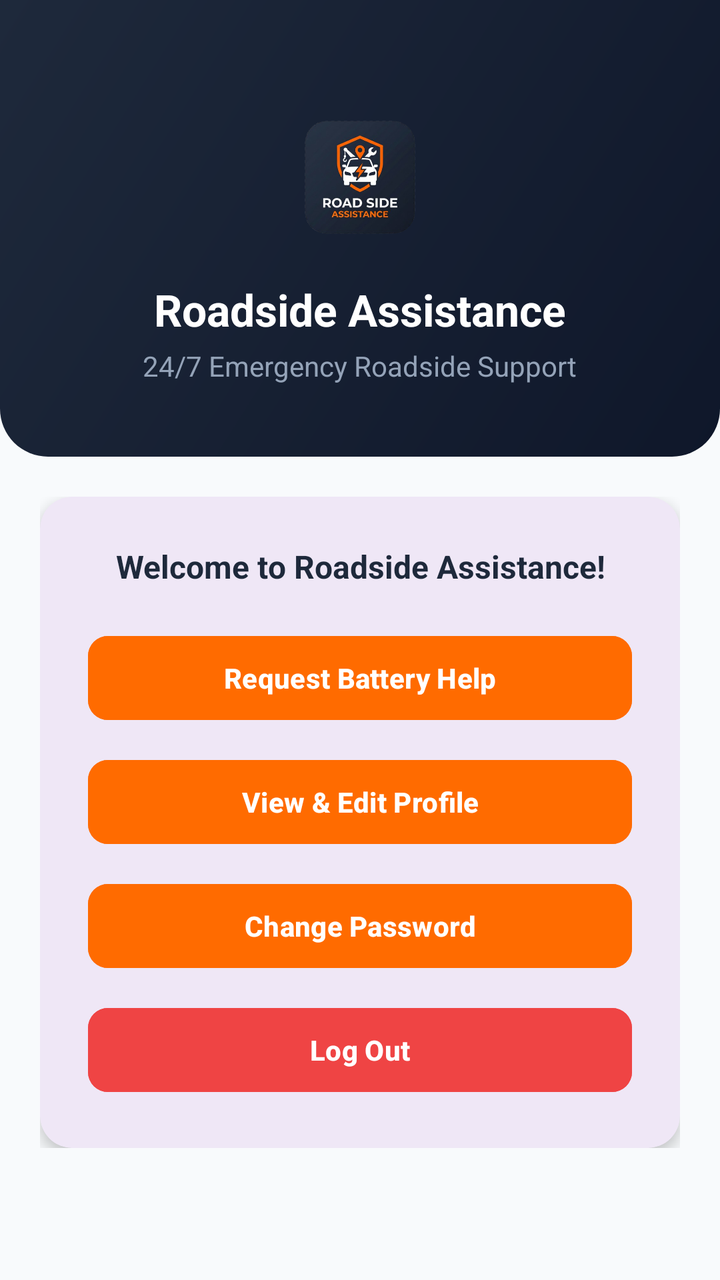
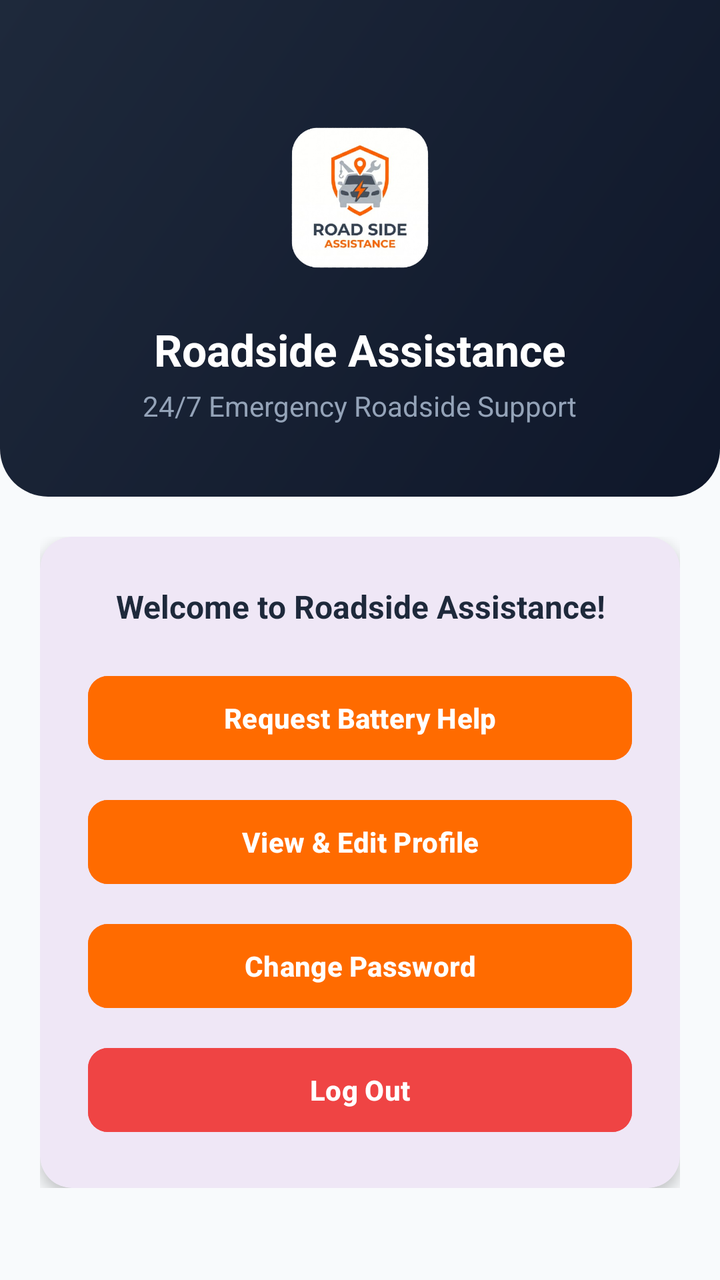

Before-and-after screenshots of an Android layout around one commit, followed by the original layout XML and the change that was made.
<!-- AndroidManifest.xml: application theme Theme.RoadSideAssistance -->
<!-- res/layout/activity_main.xml -->
<?xml version="1.0" encoding="utf-8"?>
<LinearLayout xmlns:android="http://schemas.android.com/apk/res/android"
    xmlns:app="http://schemas.android.com/apk/res-auto"
    xmlns:tools="http://schemas.android.com/tools"
    android:id="@+id/main"
    android:layout_width="match_parent"
    android:layout_height="match_parent"
    android:background="@color/bg_light"
    android:orientation="vertical"
    tools:context=".MainActivity">

    
    <LinearLayout
        android:layout_width="match_parent"
        android:layout_height="wrap_content"
        android:background="@drawable/bg_header_gradient"
        android:gravity="center"
        android:orientation="vertical"
        android:paddingStart="24dp"
        android:paddingTop="48dp"
        android:paddingEnd="24dp"
        android:paddingBottom="36dp">

        <ImageView
            android:layout_width="80dp"
            android:layout_height="80dp"
            android:adjustViewBounds="true"
            android:contentDescription="@string/app_name"
            android:scaleType="fitCenter"
            android:src="@drawable/logo" />

        <TextView
            android:id="@+id/tvWelcomeTitle"
            android:layout_width="wrap_content"
            android:layout_height="wrap_content"
            android:layout_marginTop="12dp"
            android:text="@string/app_name"
            android:textColor="@color/text_white"
            android:textSize="22sp"
            android:textStyle="bold" />

        <TextView
            android:id="@+id/tvWelcomeSubtitle"
            android:layout_width="wrap_content"
            android:layout_height="wrap_content"
            android:layout_marginTop="4dp"
            android:text="@string/app_tagline"
            android:textColor="@color/text_muted"
            android:textSize="14sp" />

    </LinearLayout>

    <LinearLayout
        android:layout_width="match_parent"
        android:layout_height="wrap_content"
        android:orientation="vertical"
        android:padding="20dp">

        <com.google.android.material.card.MaterialCardView
            android:layout_width="match_parent"
            android:layout_height="wrap_content"
            app:cardCornerRadius="16dp"
            app:cardElevation="4dp"
            app:strokeWidth="0dp">

            <LinearLayout
                android:layout_width="match_parent"
                android:layout_height="wrap_content"
                android:gravity="center"
                android:orientation="vertical"
                android:padding="24dp">

                <TextView
                    android:id="@+id/tvUserInfo"
                    android:layout_width="wrap_content"
                    android:layout_height="wrap_content"
                    android:gravity="center"
                    android:text="Welcome to Roadside Assistance!"
                    android:textColor="@color/text_primary"
                    android:textSize="16sp"
                    android:textStyle="bold" />

                <com.google.android.material.button.MaterialButton
                    android:id="@+id/btnRequestBattery"
                    android:layout_width="match_parent"
                    android:layout_height="50dp"
                    android:layout_marginTop="20dp"
                    android:backgroundTint="@color/primary_orange"
                    android:text="Request Battery Help"
                    android:textColor="@color/text_white"
                    android:textSize="14sp"
                    android:textStyle="bold"
                    app:cornerRadius="10dp" />

                <com.google.android.material.button.MaterialButton
                    android:id="@+id/btnViewProfile"
                    android:layout_width="match_parent"
                    android:layout_height="50dp"
                    android:layout_marginTop="12dp"
                    android:backgroundTint="@color/primary_orange"
                    android:text="View &amp; Edit Profile"
                    android:textColor="@color/text_white"
                    android:textSize="14sp"
                    android:textStyle="bold"
                    app:cornerRadius="10dp" />

                <com.google.android.material.button.MaterialButton
                    android:id="@+id/btnChangePassword"
                    android:layout_width="match_parent"
                    android:layout_height="50dp"
                    android:layout_marginTop="12dp"
                    android:backgroundTint="@color/primary_orange"
                    android:text="Change Password"
                    android:textColor="@color/text_white"
                    android:textSize="14sp"
                    android:textStyle="bold"
                    app:cornerRadius="10dp" />

                <com.google.android.material.button.MaterialButton
                    android:id="@+id/btnLogout"
                    android:layout_width="match_parent"
                    android:layout_height="50dp"
                    android:layout_marginTop="12dp"
                    android:backgroundTint="@color/error_red"
                    android:text="Log Out"
                    android:textColor="@color/text_white"
                    android:textSize="14sp"
                    android:textStyle="bold"
                    app:cornerRadius="10dp" />

            </LinearLayout>

        </com.google.android.material.card.MaterialCardView>

        
        <com.google.android.material.card.MaterialCardView
            android:id="@+id/cardActiveRequest"
            android:layout_width="match_parent"
            android:layout_height="wrap_content"
            android:layout_marginTop="16dp"
            app:cardCornerRadius="16dp"
            app:cardElevation="4dp"
            app:strokeColor="@color/primary_orange"
            app:strokeWidth="1dp"
            android:visibility="gone">

            <LinearLayout
                android:layout_width="match_parent"
                android:layout_height="wrap_content"
                android:orientation="vertical"
                android:padding="20dp">

                <TextView
                    android:layout_width="wrap_content"
                    android:layout_height="wrap_content"
                    android:text="Active Service Request (Pending)"
                    android:textColor="@color/primary_orange"
                    android:textSize="16sp"
                    android:textStyle="bold" />

                <TextView
                    android:id="@+id/tvRequestDetails"
                    android:layout_width="match_parent"
                    android:layout_height="wrap_content"
                    android:layout_marginTop="8dp"
                    android:textColor="@color/text_primary"
                    android:textSize="14sp" />

                <TextView
                    android:id="@+id/tvAssignedTechnician"
                    android:layout_width="match_parent"
                    android:layout_height="wrap_content"
                    android:layout_marginTop="8dp"
                    android:textColor="@color/text_primary"
                    android:textSize="14sp"
                    android:textStyle="bold" />

            </LinearLayout>

        </com.google.android.material.card.MaterialCardView>

    </LinearLayout>

</LinearLayout>
<!-- resources referenced by this layout -->
<resources>
  <color name="bg_light">#F8FAFC</color>
  <color name="error_red">#EF4444</color>
  <color name="primary_orange">#FF6B00</color>
  <color name="text_muted">#94A3B8</color>
  <color name="text_primary">#1E293B</color>
  <color name="text_white">#FFFFFF</color>
  <!-- drawable bg_header_gradient (drawable) -->
  <?xml version="1.0" encoding="utf-8"?>
  <shape xmlns:android="http://schemas.android.com/apk/res/android"
      android:shape="rectangle">
      <gradient
          android:angle="135"
          android:endColor="@color/splash_bg_end"
          android:startColor="@color/splash_bg_start" />
      <corners
          android:bottomLeftRadius="24dp"
          android:bottomRightRadius="24dp" />
  </shape>
  <!-- drawable logo: png bitmap (drawable, 157854 bytes) -->
  <string name="app_name">Roadside Assistance</string>
  <string name="app_tagline">24/7 Emergency Roadside Support</string>
  <style name="Theme.RoadSideAssistance" parent="Base.Theme.RoadSideAssistance" />
  <color name="splash_bg_end">#1E293B</color>
  <color name="splash_bg_start">#0F172A</color>
  <style name="Base.Theme.RoadSideAssistance" parent="Theme.Material3.DayNight.NoActionBar">
          
          
      </style>
</resources>

<!-- the commit's change to res/layout/activity_main.xml (unified diff, before → after) -->
@@ -9,140 +9,56 @@
     android:orientation="vertical"
     tools:context=".MainActivity">
 
-    
-    <LinearLayout
+    <androidx.core.widget.NestedScrollView
         android:layout_width="match_parent"
-        android:layout_height="wrap_content"
-        android:background="@drawable/bg_header_gradient"
-        android:gravity="center"
-        android:orientation="vertical"
-        android:paddingStart="24dp"
-        android:paddingTop="48dp"
-        android:paddingEnd="24dp"
-        android:paddingBottom="36dp">
-
-        <ImageView
-            android:layout_width="80dp"
-            android:layout_height="80dp"
-            android:adjustViewBounds="true"
-            android:contentDescription="@string/app_name"
-            android:scaleType="fitCenter"
-            android:src="@drawable/logo" />
-
-        <TextView
-            android:id="@+id/tvWelcomeTitle"
-            android:layout_width="wrap_content"
-            android:layout_height="wrap_content"
-            android:layout_marginTop="12dp"
-            android:text="@string/app_name"
-            android:textColor="@color/text_white"
-            android:textSize="22sp"
-            android:textStyle="bold" />
-
-        <TextView
-            android:id="@+id/tvWelcomeSubtitle"
-            android:layout_width="wrap_content"
-            android:layout_height="wrap_content"
-            android:layout_marginTop="4dp"
-            android:text="@string/app_tagline"
-            android:textColor="@color/text_muted"
-            android:textSize="14sp" />
-
-    </LinearLayout>
-
-    <LinearLayout
-        android:layout_width="match_parent"
-        android:layout_height="wrap_content"
-        android:orientation="vertical"
-        android:padding="20dp">
-
-        <com.google.android.material.card.MaterialCardView
+        android:layout_height="match_parent"
+        android:fillViewport="true">
+
+        <LinearLayout
             android:layout_width="match_parent"
             android:layout_height="wrap_content"
-            app:cardCornerRadius="16dp"
-            app:cardElevation="4dp"
-            app:strokeWidth="0dp">
-
+            android:orientation="vertical">
+
+            
             <LinearLayout
                 android:layout_width="match_parent"
                 android:layout_height="wrap_content"
+                android:background="@drawable/bg_header_gradient"
                 android:gravity="center"
                 android:orientation="vertical"
-                android:padding="24dp">
+                android:paddingStart="24dp"
+                android:paddingTop="48dp"
+                android:paddingEnd="24dp"
+                android:paddingBottom="36dp">
+
+                <ImageView
+                    android:layout_width="100dp"
+                    android:layout_height="100dp"
+                    android:adjustViewBounds="true"
+                    android:contentDescription="@string/app_name"
+                    android:scaleType="fitCenter"
+                    android:src="@drawable/logo_new" />
 
                 <TextView
-                    android:id="@+id/tvUserInfo"
+                    android:id="@+id/tvWelcomeTitle"
                     android:layout_width="wrap_content"
                     android:layout_height="wrap_content"
-                    android:gravity="center"
-                    android:text="Welcome to Roadside Assistance!"
-                    android:textColor="@color/text_primary"
-                    android:textSize="16sp"
+                    android:layout_marginTop="12dp"
+                    android:text="@string/app_name"
+                    android:textColor="@color/text_white"
+                    android:textSize="22sp"
                     android:textStyle="bold" />
 
-                <com.google.android.material.button.MaterialButton
-                    android:id="@+id/btnRequestBattery"
-                    android:layout_width="match_parent"
-                    android:layout_height="50dp"
-                    android:layout_marginTop="20dp"
-                    android:backgroundTint="@color/primary_orange"
-                    android:text="Request Battery Help"
-                    android:textColor="@color/text_white"
-                    android:textSize="14sp"
-                    android:textStyle="bold"
-                    app:cornerRadius="10dp" />
-
-                <com.google.android.material.button.MaterialButton
-                    android:id="@+id/btnViewProfile"
-                    android:layout_width="match_parent"
-                    android:layout_height="50dp"
-                    android:layout_marginTop="12dp"
-                    android:backgroundTint="@color/primary_orange"
-                    android:text="View &amp; Edit Profile"
-                    android:textColor="@color/text_white"
-                    android:textSize="14sp"
-                    android:textStyle="bold"
-                    app:cornerRadius="10dp" />
-
-                <com.google.android.material.button.MaterialButton
-                    android:id="@+id/btnChangePassword"
-                    android:layout_width="match_parent"
-                    android:layout_height="50dp"
-                    android:layout_marginTop="12dp"
-                    android:backgroundTint="@color/primary_orange"
-                    android:text="Change Password"
-                    android:textColor="@color/text_white"
-                    android:textSize="14sp"
-                    android:textStyle="bold"
-                    app:cornerRadius="10dp" />
-
-                <com.google.android.material.button.MaterialButton
-                    android:id="@+id/btnLogout"
-                    android:layout_width="match_parent"
-                    android:layout_height="50dp"
-                    android:layout_marginTop="12dp"
-                    android:backgroundTint="@color/error_red"
-                    android:text="Log Out"
-                    android:textColor="@color/text_white"
-                    android:textSize="14sp"
-                    android:textStyle="bold"
-                    app:cornerRadius="10dp" />
+                <TextView
+                    android:id="@+id/tvWelcomeSubtitle"
+                    android:layout_width="wrap_content"
+                    android:layout_height="wrap_content"
+                    android:layout_marginTop="4dp"
+                    android:text="@string/app_tagline"
+                    android:textColor="@color/text_muted"
+                    android:textSize="14sp" />
 
             </LinearLayout>
-
-        </com.google.android.material.card.MaterialCardView>
-
-        
-        <com.google.android.material.card.MaterialCardView
-            android:id="@+id/cardActiveRequest"
-            android:layout_width="match_parent"
-            android:layout_height="wrap_content"
-            android:layout_marginTop="16dp"
-            app:cardCornerRadius="16dp"
-            app:cardElevation="4dp"
-            app:strokeColor="@color/primary_orange"
-            app:strokeWidth="1dp"
-            android:visibility="gone">
 
             <LinearLayout
                 android:layout_width="match_parent"
@@ -150,35 +66,170 @@
                 android:orientation="vertical"
                 android:padding="20dp">
 
-                <TextView
-                    android:layout_width="wrap_content"
-                    android:layout_height="wrap_content"
-                    android:text="Active Service Request (Pending)"
-                    android:textColor="@color/primary_orange"
-                    android:textSize="16sp"
-                    android:textStyle="bold" />
-
-                <TextView
-                    android:id="@+id/tvRequestDetails"
+                <com.google.android.material.card.MaterialCardView
                     android:layout_width="match_parent"
                     android:layout_height="wrap_content"
-                    android:layout_marginTop="8dp"
-                    android:textColor="@color/text_primary"
-                    android:textSize="14sp" />
-
-                <TextView
-                    android:id="@+id/tvAssignedTechnician"
+                    app:cardCornerRadius="16dp"
+                    app:cardElevation="4dp"
+                    app:strokeWidth="0dp">
+
+                    <LinearLayout
+                        android:layout_width="match_parent"
+                        android:layout_height="wrap_content"
+                        android:gravity="center"
+                        android:orientation="vertical"
+                        android:padding="24dp">
+
+                        <TextView
+                            android:id="@+id/tvUserInfo"
+                            android:layout_width="wrap_content"
+                            android:layout_height="wrap_content"
+                            android:gravity="center"
+                            android:text="Welcome to Roadside Assistance!"
+                            android:textColor="@color/text_primary"
+                            android:textSize="16sp"
+                            android:textStyle="bold" />
+
+                        <com.google.android.material.button.MaterialButton
+                            android:id="@+id/btnRequestBattery"
+                            android:layout_width="match_parent"
+                            android:layout_height="50dp"
+                            android:layout_marginTop="20dp"
+                            android:backgroundTint="@color/primary_orange"
+                            android:text="Request Battery Help"
+                            android:textColor="@color/text_white"
+                            android:textSize="14sp"
+                            android:textStyle="bold"
+                            app:cornerRadius="10dp" />
+
+                        <com.google.android.material.button.MaterialButton
+                            android:id="@+id/btnViewProfile"
+                            android:layout_width="match_parent"
+                            android:layout_height="50dp"
+                            android:layout_marginTop="12dp"
+                            android:backgroundTint="@color/primary_orange"
+                            android:text="View &amp; Edit Profile"
+                            android:textColor="@color/text_white"
+                            android:textSize="14sp"
+                            android:textStyle="bold"
+                            app:cornerRadius="10dp" />
+
+                        <com.google.android.material.button.MaterialButton
+                            android:id="@+id/btnChangePassword"
+                            android:layout_width="match_parent"
+                            android:layout_height="50dp"
+                            android:layout_marginTop="12dp"
+                            android:backgroundTint="@color/primary_orange"
+                            android:text="Change Password"
+                            android:textColor="@color/text_white"
+                            android:textSize="14sp"
+                            android:textStyle="bold"
+                            app:cornerRadius="10dp" />
+
+                        <com.google.android.material.button.MaterialButton
+                            android:id="@+id/btnLogout"
+                            android:layout_width="match_parent"
+                            android:layout_height="50dp"
+                            android:layout_marginTop="12dp"
+                            android:backgroundTint="@color/error_red"
+                            android:text="Log Out"
+                            android:textColor="@color/text_white"
+                            android:textSize="14sp"
+                            android:textStyle="bold"
+                            app:cornerRadius="10dp" />
+
+                    </LinearLayout>
+
+                </com.google.android.material.card.MaterialCardView>
+
+                
+                <com.google.android.material.card.MaterialCardView
+                    android:id="@+id/cardActiveRequest"
                     android:layout_width="match_parent"
                     android:layout_height="wrap_content"
-                    android:layout_marginTop="8dp"
-                    android:textColor="@color/text_primary"
-                    android:textSize="14sp"
-                    android:textStyle="bold" />
+                    android:layout_marginTop="16dp"
+                    app:cardCornerRadius="16dp"
+                    app:cardElevation="4dp"
+                    app:strokeColor="@color/primary_orange"
+                    app:strokeWidth="1dp"
+                    android:visibility="gone">
+
+                    <LinearLayout
+                        android:layout_width="match_parent"
+                        android:layout_height="wrap_content"
+                        android:orientation="vertical"
+                        android:padding="20dp">
+
+                        <TextView
+                            android:layout_width="wrap_content"
+                            android:layout_height="wrap_content"
+                            android:text="Active Service Request (Pending)"
+                            android:textColor="@color/primary_orange"
+                            android:textSize="16sp"
+                            android:textStyle="bold" />
+
+                        <TextView
+                            android:id="@+id/tvRequestDetails"
+                            android:layout_width="match_parent"
+                            android:layout_height="wrap_content"
+                            android:layout_marginTop="8dp"
+                            android:textColor="@color/text_primary"
+                            android:textSize="14sp" />
+
+                        <TextView
+                            android:id="@+id/tvAssignedTechnician"
+                            android:layout_width="match_parent"
+                            android:layout_height="wrap_content"
+                            android:layout_marginTop="8dp"
+                            android:textColor="@color/text_primary"
+                            android:textSize="14sp"
+                            android:textStyle="bold" />
+
+                        
+                        <LinearLayout
+                            android:layout_width="match_parent"
+                            android:layout_height="wrap_content"
+                            android:layout_marginTop="16dp"
+                            android:orientation="horizontal">
+
+                            <com.google.android.material.button.MaterialButton
+                                android:id="@+id/btnEditRequest"
+                                android:layout_width="0dp"
+                                android:layout_height="44dp"
+                                android:layout_weight="1"
+                                android:backgroundTint="@color/primary_orange"
+                                android:text="Edit Request"
+                                android:textColor="@color/text_white"
+                                android:textSize="13sp"
+                                android:textStyle="bold"
+                                app:cornerRadius="8dp" />
+
+                            <Space
+                                android:layout_width="12dp"
+                                android:layout_height="wrap_content" />
+
+                            <com.google.android.material.button.MaterialButton
+                                android:id="@+id/btnCancelRequest"
+                                android:layout_width="0dp"
+                                android:layout_height="44dp"
+                                android:layout_weight="1"
+                                android:backgroundTint="@color/error_red"
+                                android:text="Cancel Request"
+                                android:textColor="@color/text_white"
+                                android:textSize="13sp"
+                                android:textStyle="bold"
+                                app:cornerRadius="8dp" />
+
+                        </LinearLayout>
+
+                    </LinearLayout>
+
+                </com.google.android.material.card.MaterialCardView>
 
             </LinearLayout>
 
-        </com.google.android.material.card.MaterialCardView>
-
-    </LinearLayout>
+        </LinearLayout>
+
+    </androidx.core.widget.NestedScrollView>
 
 </LinearLayout>
<!-- resource entries referenced after the edit -->
@@ -18,7 +18,7 @@
           android:bottomLeftRadius="24dp"
           android:bottomRightRadius="24dp" />
   </shape>
-  <!-- drawable logo: png bitmap (drawable, 157854 bytes) -->
+  <!-- drawable logo_new: png bitmap (drawable, 132657 bytes) -->
   <string name="app_name">Roadside Assistance</string>
   <string name="app_tagline">24/7 Emergency Roadside Support</string>
   <style name="Theme.RoadSideAssistance" parent="Base.Theme.RoadSideAssistance" />
